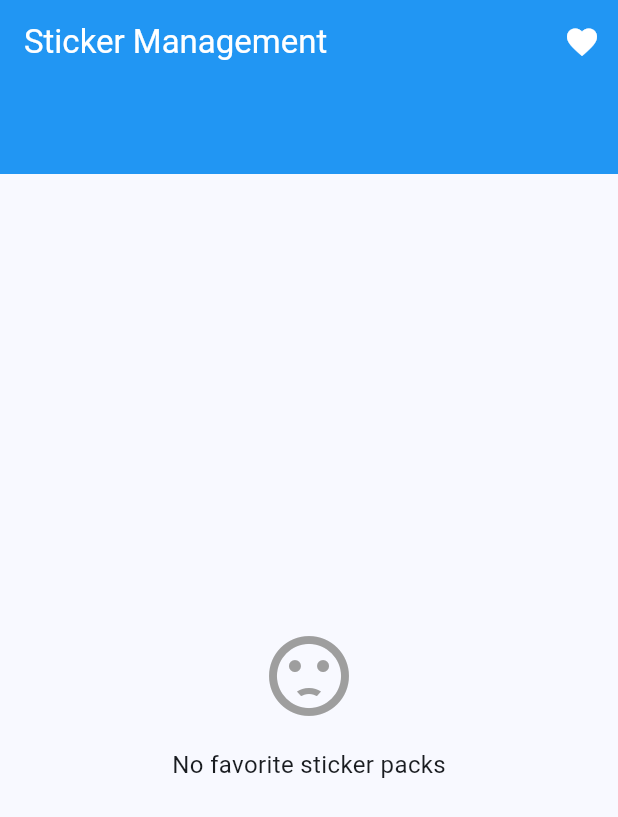
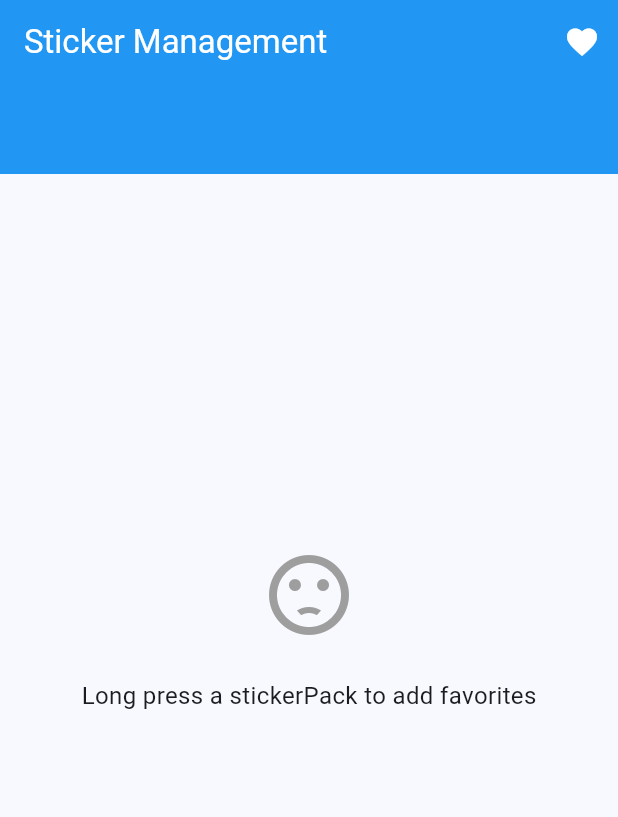
Before and after one commit to TecReaGroup/Sticker-Share, a Flutter app: the screen it shows after launch, after a tap on the "favorite outline" icon, on a phone screen of 412 x 824 dp. Shown: the top 817 px of the screen. Run offline on Flutter 3.47's test engine with Material 3 defaults, Android fonts, the phone set to English and light mode, and no system bars; our stand-ins replace flutter_svg, font_awesome_flutter, lottie, sqflite; accounts and stored records are empty; network calls fail.

Commit message:
feature: add more doc

```diff
--- a/lib/screens/home_screen.dart
+++ b/lib/screens/home_screen.dart
@@ -114,6 +114,8 @@ class _HomeScreenState extends State<HomeScreen> {
 
           if (stickers.isEmpty) {
             return Center(
+              child: Padding(
+                padding: const EdgeInsets.only(bottom: 100),
                 child: Column(
                   mainAxisAlignment: MainAxisAlignment.center,
                   children: [
@@ -122,14 +124,15 @@ class _HomeScreenState extends State<HomeScreen> {
                       size: 64,
                       color: Colors.grey,
                     ),
-                  const SizedBox(height: 16),
+                    const SizedBox(height: 24),
                     Text(
                       provider.showFavoritesOnly
-                        ? 'No favorite sticker packs'
+                          ? 'Long press a stickerPack to add favorites'
                           : 'No stickers',
                       style: const TextStyle(fontSize: 16),
                     ),
                   ],
+                ),
               ),
             );
           }
--- a/lib/screens/splash_screen.dart
+++ b/lib/screens/splash_screen.dart
@@ -87,7 +87,9 @@ class _SplashScreenState extends State<SplashScreen>
               children: [
                 // SVG Icon with fade-in effect
                 Expanded(
-                  flex: 3,
+                  flex: 2,
+                  child: Padding(
+                    padding: const EdgeInsets.only(top: 60.0),
                     child: Center(
                       child: SvgPicture.asset(
                         'assets/icon/icon.svg',
@@ -96,6 +98,7 @@ class _SplashScreenState extends State<SplashScreen>
                         fit: BoxFit.contain,
                         placeholderBuilder: (context) =>
                             const CircularProgressIndicator(),
+                      ),
                     ),
                   ),
                 ),
@@ -126,6 +129,15 @@ class _SplashScreenState extends State<SplashScreen>
                           minHeight: 3,
                         ),
                       ),
+                      const SizedBox(height: 36),
+                      Text(
+                        'Tips: Long press the stickerPack to like',
+                        style: TextStyle(
+                          fontSize: 14,
+                          color: Colors.grey[600],
+                          fontStyle: FontStyle.italic,
+                        ),
+                      ),
                       const SizedBox(height: 40),
                     ],
                   ),
```
Also changed, not shown: assets/images/homeScreen.jpg (added), assets/images/splashScreen.jpg (added), assets/images/wechat.jpg (added), 5 other files. Lines whose indentation alone changed are shown as unchanged.
